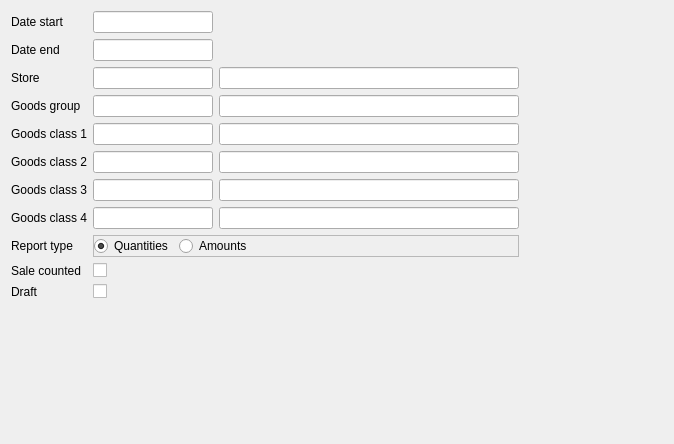
Above: Reports/cr5consumptionbysalesfilter.ui from End1-1/Cafe5 before the change. Below: the same form after it.
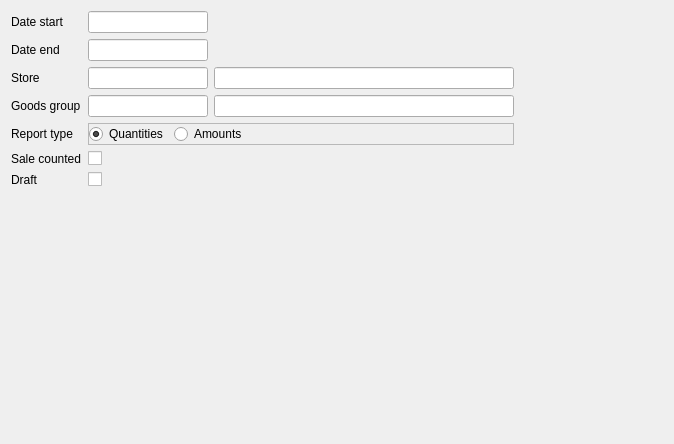
That is the form after the change. Custom widgets are drawn as their Qt base class.

Patch:
```diff
--- a/Reports/cr5consumptionbysalesfilter.ui
+++ b/Reports/cr5consumptionbysalesfilter.ui
@@ -14,78 +14,8 @@
    <string>Form</string>
   </property>
   <layout class="QGridLayout" name="gridLayout">
-   <item row="5" column="2">
-    <widget class="C5LineEdit" name="leClassName2">
-     <property name="enabled">
-      <bool>true</bool>
-     </property>
-     <property name="minimumSize">
-      <size>
-       <width>300</width>
-       <height>0</height>
-      </size>
-     </property>
-     <property name="maximumSize">
-      <size>
-       <width>300</width>
-       <height>16777215</height>
-      </size>
-     </property>
-     <property name="focusPolicy">
-      <enum>Qt::NoFocus</enum>
-     </property>
-     <property name="readOnly">
-      <bool>true</bool>
-     </property>
-    </widget>
-   </item>
-   <item row="9" column="0">
-    <widget class="QLabel" name="label_4">
-     <property name="text">
-      <string>Sale counted</string>
-     </property>
-    </widget>
-   </item>
-   <item row="0" column="1">
-    <widget class="C5DateEdit" name="deStart">
-     <property name="minimumSize">
-      <size>
-       <width>120</width>
-       <height>0</height>
-      </size>
-     </property>
-     <property name="maximumSize">
-      <size>
-       <width>120</width>
-       <height>16777215</height>
-      </size>
-     </property>
-     <property name="FilterName" stdset="0">
-      <string>date1</string>
-     </property>
-    </widget>
-   </item>
-   <item row="5" column="1">
-    <widget class="C5LineEditWithSelector" name="leClass2">
-     <property name="minimumSize">
-      <size>
-       <width>120</width>
-       <height>0</height>
-      </size>
-     </property>
-     <property name="maximumSize">
-      <size>
-       <width>120</width>
-       <height>16777215</height>
-      </size>
-     </property>
-     <property name="FilterName" stdset="0">
-      <string>class2</string>
-     </property>
-    </widget>
-   </item>
-   <item row="7" column="2">
-    <widget class="C5LineEdit" name="leClassName4">
+   <item row="2" column="2">
+    <widget class="C5LineEdit" name="leStoreName">
      <property name="enabled">
       <bool>true</bool>
      </property>
@@ -116,171 +46,7 @@
      </property>
     </widget>
    </item>
-   <item row="4" column="0">
-    <widget class="QLabel" name="label_6">
-     <property name="text">
-      <string>Goods class 1</string>
-     </property>
-    </widget>
-   </item>
-   <item row="0" column="0">
-    <widget class="QLabel" name="label">
-     <property name="text">
-      <string>Date start</string>
-     </property>
-    </widget>
-   </item>
-   <item row="3" column="0">
-    <widget class="QLabel" name="label_5">
-     <property name="text">
-      <string>Goods group</string>
-     </property>
-    </widget>
-   </item>
-   <item row="4" column="2">
-    <widget class="C5LineEdit" name="leClassName1">
-     <property name="enabled">
-      <bool>true</bool>
-     </property>
-     <property name="minimumSize">
-      <size>
-       <width>300</width>
-       <height>0</height>
-      </size>
-     </property>
-     <property name="maximumSize">
-      <size>
-       <width>300</width>
-       <height>16777215</height>
-      </size>
-     </property>
-     <property name="focusPolicy">
-      <enum>Qt::NoFocus</enum>
-     </property>
-     <property name="readOnly">
-      <bool>true</bool>
-     </property>
-    </widget>
-   </item>
-   <item row="3" column="2">
-    <widget class="C5LineEdit" name="leGroupName">
-     <property name="enabled">
-      <bool>true</bool>
-     </property>
-     <property name="minimumSize">
-      <size>
-       <width>300</width>
-       <height>0</height>
-      </size>
-     </property>
-     <property name="maximumSize">
-      <size>
-       <width>300</width>
-       <height>16777215</height>
-      </size>
-     </property>
-     <property name="focusPolicy">
-      <enum>Qt::NoFocus</enum>
-     </property>
-     <property name="readOnly">
-      <bool>true</bool>
-     </property>
-    </widget>
-   </item>
-   <item row="7" column="0">
-    <widget class="QLabel" name="label_9">
-     <property name="text">
-      <string>Goods class 4</string>
-     </property>
-    </widget>
-   </item>
-   <item row="4" column="1">
-    <widget class="C5LineEditWithSelector" name="leClass1">
-     <property name="minimumSize">
-      <size>
-       <width>120</width>
-       <height>0</height>
-      </size>
-     </property>
-     <property name="maximumSize">
-      <size>
-       <width>120</width>
-       <height>16777215</height>
-      </size>
-     </property>
-     <property name="FilterName" stdset="0">
-      <string>class1</string>
-     </property>
-    </widget>
-   </item>
-   <item row="5" column="0">
-    <widget class="QLabel" name="label_7">
-     <property name="text">
-      <string>Goods class 2</string>
-     </property>
-    </widget>
-   </item>
-   <item row="10" column="1">
-    <widget class="QCheckBox" name="chDraft">
-     <property name="text">
-      <string/>
-     </property>
-    </widget>
-   </item>
-   <item row="2" column="3">
-    <spacer name="horizontalSpacer">
-     <property name="orientation">
-      <enum>Qt::Horizontal</enum>
-     </property>
-     <property name="sizeHint" stdset="0">
-      <size>
-       <width>186</width>
-       <height>20</height>
-      </size>
-     </property>
-    </spacer>
-   </item>
-   <item row="2" column="0">
-    <widget class="QLabel" name="label_3">
-     <property name="text">
-      <string>Store</string>
-     </property>
-    </widget>
-   </item>
-   <item row="10" column="0">
-    <widget class="QLabel" name="label_10">
-     <property name="text">
-      <string>Draft</string>
-     </property>
-    </widget>
-   </item>
-   <item row="6" column="0">
-    <widget class="QLabel" name="label_8">
-     <property name="text">
-      <string>Goods class 3</string>
-     </property>
-    </widget>
-   </item>
-   <item row="6" column="1">
-    <widget class="C5LineEditWithSelector" name="leClass3">
-     <property name="minimumSize">
-      <size>
-       <width>120</width>
-       <height>0</height>
-      </size>
-     </property>
-     <property name="maximumSize">
-      <size>
-       <width>120</width>
-       <height>16777215</height>
-      </size>
-     </property>
-     <property name="FilterName" stdset="0">
-      <string>class3</string>
-     </property>
-    </widget>
-   </item>
-   <item row="11" column="1">
+   <item row="7" column="1">
     <spacer name="verticalSpacer">
      <property name="orientation">
       <enum>Qt::Vertical</enum>
@@ -293,72 +59,17 @@
      </property>
     </spacer>
    </item>
-   <item row="6" column="2">
-    <widget class="C5LineEdit" name="leClassName3">
-     <property name="enabled">
-      <bool>true</bool>
+   <item row="6" column="0">
+    <widget class="QLabel" name="label_10">
+     <property name="text">
+      <string>Draft</string>
      </property>
-     <property name="minimumSize">
-      <size>
-       <width>300</width>
-       <height>0</height>
-      </size>
-     </property>
-     <property name="maximumSize">
-      <size>
-       <width>300</width>
-       <height>16777215</height>
-      </size>
-     </property>
-     <property name="focusPolicy">
-      <enum>Qt::NoFocus</enum>
-     </property>
-     <property name="readOnly">
-      <bool>true</bool>
-     </property>
     </widget>
    </item>
-   <item row="2" column="2">
-    <widget class="C5LineEdit" name="leStoreName">
-     <property name="enabled">
-      <bool>true</bool>
-     </property>
-     <property name="minimumSize">
-      <size>
-       <width>300</width>
-       <height>0</height>
-      </size>
-     </property>
-     <property name="maximumSize">
-      <size>
-       <width>300</width>
-       <height>16777215</height>
-      </size>
-     </property>
-     <property name="focusPolicy">
-      <enum>Qt::NoFocus</enum>
-     </property>
-     <property name="readOnly">
-      <bool>true</bool>
-     </property>
-    </widget>
-   </item>
-   <item row="7" column="1">
-    <widget class="C5LineEditWithSelector" name="leClass4">
-     <property name="minimumSize">
-      <size>
-       <width>120</width>
-       <height>0</height>
-      </size>
-     </property>
-     <property name="maximumSize">
-      <size>
-       <width>120</width>
-       <height>16777215</height>
-      </size>
-     </property>
-     <property name="FilterName" stdset="0">
-      <string>class4</string>
+   <item row="2" column="0">
+    <widget class="QLabel" name="label_3">
+     <property name="text">
+      <string>Store</string>
      </property>
     </widget>
    </item>
@@ -400,13 +111,54 @@
      </property>
     </widget>
    </item>
-   <item row="9" column="1">
-    <widget class="QCheckBox" name="chSalesCounted">
-     <property name="text">
-      <string/>
+   <item row="3" column="2">
+    <widget class="C5LineEdit" name="leGroupName">
+     <property name="enabled">
+      <bool>true</bool>
+     </property>
+     <property name="minimumSize">
+      <size>
+       <width>300</width>
+       <height>0</height>
+      </size>
+     </property>
+     <property name="maximumSize">
+      <size>
+       <width>300</width>
+       <height>16777215</height>
+      </size>
+     </property>
+     <property name="focusPolicy">
+      <enum>Qt::NoFocus</enum>
+     </property>
+     <property name="readOnly">
+      <bool>true</bool>
+     </property>
+    </widget>
+   </item>
+   <item row="0" column="1">
+    <widget class="C5DateEdit" name="deStart">
+     <property name="minimumSize">
+      <size>
+       <width>120</width>
+       <height>0</height>
+      </size>
+     </property>
+     <property name="maximumSize">
+      <size>
+       <width>120</width>
+       <height>16777215</height>
+      </size>
      </property>
      <property name="FilterName" stdset="0">
-      <string>SalesCounted</string>
+      <string>date1</string>
+     </property>
+    </widget>
+   </item>
+   <item row="5" column="0">
+    <widget class="QLabel" name="label_4">
+     <property name="text">
+      <string>Sale counted</string>
      </property>
     </widget>
    </item>
@@ -429,14 +181,14 @@
      </property>
     </widget>
    </item>
-   <item row="8" column="0">
-    <widget class="QLabel" name="label_11">
+   <item row="6" column="1">
+    <widget class="QCheckBox" name="chDraft">
      <property name="text">
-      <string>Report type</string>
+      <string/>
      </property>
     </widget>
    </item>
-   <item row="8" column="1" colspan="2">
+   <item row="4" column="1" colspan="2">
     <widget class="QFrame" name="frame">
      <property name="frameShape">
       <enum>QFrame::StyledPanel</enum>
@@ -490,14 +242,53 @@
      </layout>
     </widget>
    </item>
+   <item row="3" column="0">
+    <widget class="QLabel" name="label_5">
+     <property name="text">
+      <string>Goods group</string>
+     </property>
+    </widget>
+   </item>
+   <item row="2" column="3">
+    <spacer name="horizontalSpacer">
+     <property name="orientation">
+      <enum>Qt::Horizontal</enum>
+     </property>
+     <property name="sizeHint" stdset="0">
+      <size>
+       <width>186</width>
+       <height>20</height>
+      </size>
+     </property>
+    </spacer>
+   </item>
+   <item row="0" column="0">
+    <widget class="QLabel" name="label">
+     <property name="text">
+      <string>Date start</string>
+     </property>
+    </widget>
+   </item>
+   <item row="5" column="1">
+    <widget class="QCheckBox" name="chSalesCounted">
+     <property name="text">
+      <string/>
+     </property>
+     <property name="FilterName" stdset="0">
+      <string>SalesCounted</string>
+     </property>
+    </widget>
+   </item>
+   <item row="4" column="0">
+    <widget class="QLabel" name="label_11">
+     <property name="text">
+      <string>Report type</string>
+     </property>
+    </widget>
+   </item>
   </layout>
  </widget>
  <customwidgets>
-  <customwidget>
-   <class>C5DateEdit</class>
-   <extends>QLineEdit</extends>
-   <header location="global">c5dateedit.h</header>
-  </customwidget>
   <customwidget>
    <class>C5LineEdit</class>
    <extends>QLineEdit</extends>
@@ -508,6 +299,11 @@
    <extends>QLineEdit</extends>
    <header location="global">c5lineeditwithselector.h</header>
   </customwidget>
+  <customwidget>
+   <class>C5DateEdit</class>
+   <extends>QLineEdit</extends>
+   <header location="global">c5dateedit.h</header>
+  </customwidget>
  </customwidgets>
  <tabstops>
   <tabstop>deStart</tabstop>
```
Left out of the diff: 4 changed lines with no effect on the pictures.
